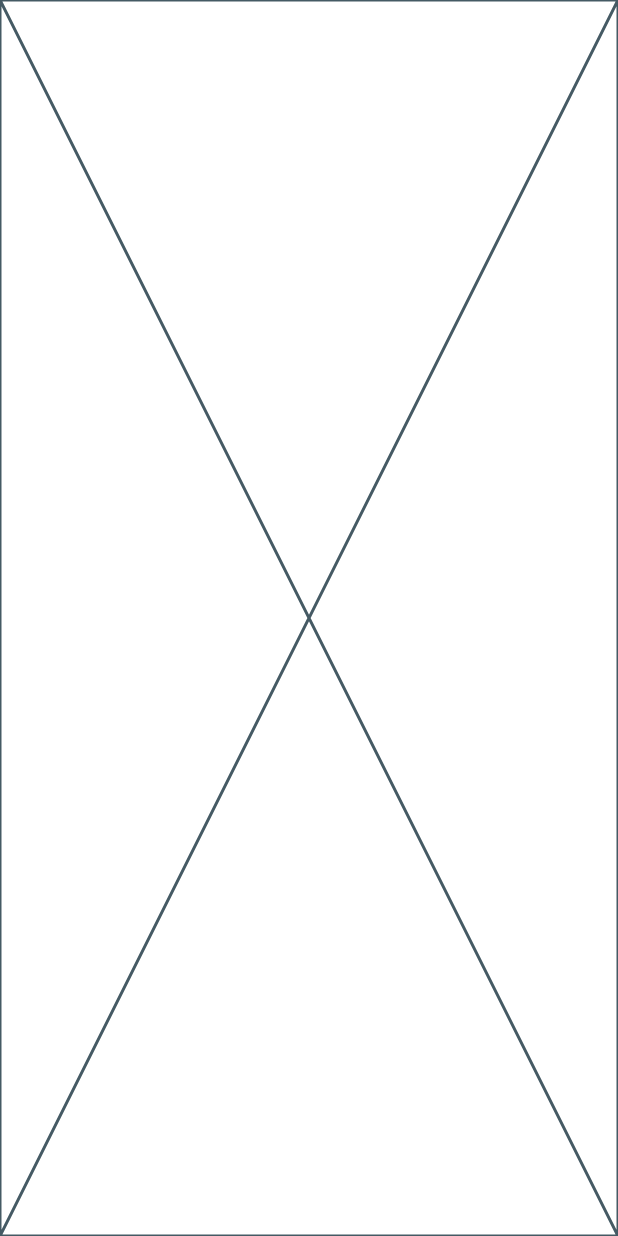
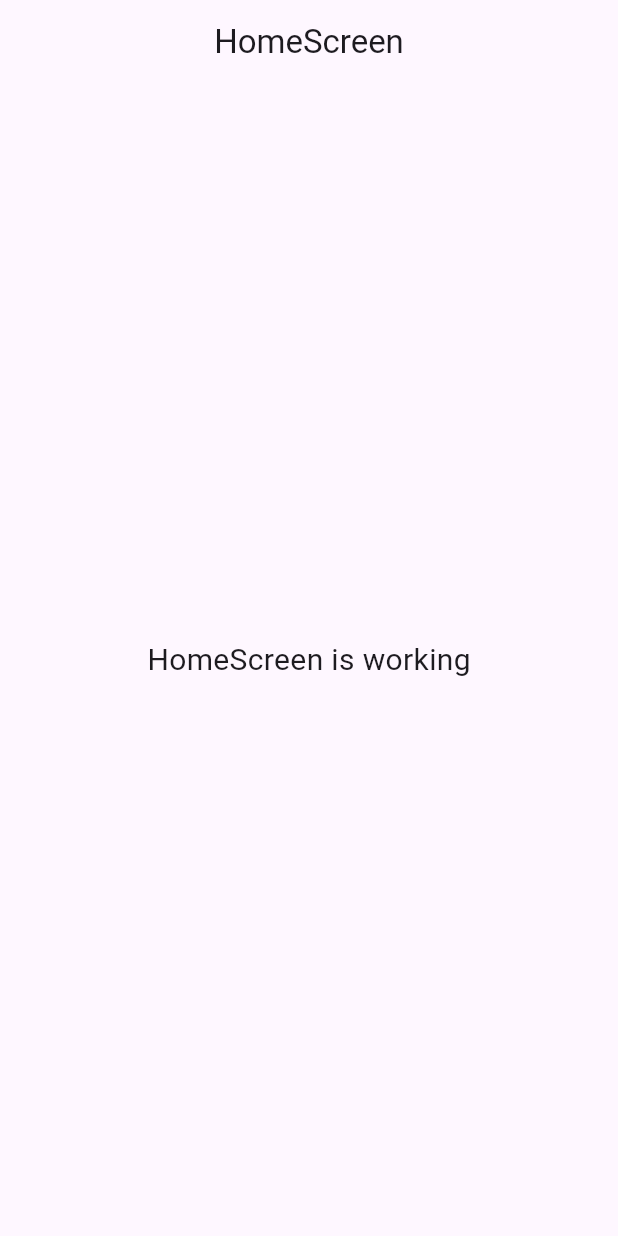
Before and after one commit to Shubhamlathiyaio/Clima, a Flutter app: the screen it shows after launch, on a phone screen of 412 x 824 dp. Run offline on Flutter 3.47's test engine with Material 3 defaults, Android fonts, the phone set to English and light mode, and no system bars; our stand-ins replace get.

Commit message:
Set the Structure

```diff
--- /dev/null
+++ b/lib/infrastructure/navigation/bindings/controllers/controllers_bindings.dart
@@ -0,0 +1 @@
+export 'package:clima/infrastructure/navigation/bindings/controllers/home.controller.binding.dart';
--- /dev/null
+++ b/lib/infrastructure/navigation/navigation.dart
@@ -0,0 +1,35 @@
+import 'package:flutter/material.dart';
+
+import 'package:get/get.dart';
+
+import '../../config.dart';
+import '../../presentation/screens.dart';
+import 'bindings/controllers/controllers_bindings.dart';
+import 'routes.dart';
+
+class EnvironmentsBadge extends StatelessWidget {
+  final Widget child;
+  EnvironmentsBadge({required this.child});
+  @override
+  Widget build(BuildContext context) {
+    var env = ConfigEnvironments.getEnvironments()['env'];
+    return env != Environments.PRODUCTION
+        ? Banner(
+            location: BannerLocation.topStart,
+            message: env!,
+            color: env == Environments.QAS ? Colors.blue : Colors.purple,
+            child: child,
+          )
+        : SizedBox(child: child);
+  }
+}
+
+class Nav {
+  static List<GetPage> routes = [
+    GetPage(
+      name: Routes.HOME,
+      page: () => const HomeScreen(),
+      binding: HomeControllerBinding(),
+    ),
+  ];
+}
--- /dev/null
+++ b/lib/infrastructure/navigation/routes.dart
@@ -0,0 +1,8 @@
+class Routes {
+  static Future<String> get initialRoute async {
+    // TODO: implement method
+    return HOME;
+  }
+
+  static const HOME = '/home';
+}
--- a/lib/main.dart
+++ b/lib/main.dart
@@ -1,14 +1,24 @@
 import 'package:flutter/material.dart';
 
-void main() {
-  runApp(MainApp());
+import 'package:get/get.dart';
+
+import 'infrastructure/navigation/navigation.dart';
+import 'infrastructure/navigation/routes.dart';
+
+void main() async {
+  var initialRoute = await Routes.initialRoute;
+  runApp(Main(initialRoute));
 }
 
-class MainApp extends StatelessWidget {
-  const MainApp({super.key});
+class Main extends StatelessWidget {
+  final String initialRoute;
+  Main(this.initialRoute);
 
   @override
   Widget build(BuildContext context) {
-    return const Placeholder();
+    return GetMaterialApp(
+      initialRoute: initialRoute,
+      getPages: Nav.routes,
+    );
   }
 }
--- /dev/null
+++ b/lib/presentation/home/home.screen.dart
@@ -0,0 +1,24 @@
+import 'package:flutter/material.dart';
+
+import 'package:get/get.dart';
+
+import 'controllers/home.controller.dart';
+
+class HomeScreen extends GetView<HomeController> {
+  const HomeScreen({super.key});
+  @override
+  Widget build(BuildContext context) {
+    return Scaffold(
+      appBar: AppBar(
+        title: const Text('HomeScreen'),
+        centerTitle: true,
+      ),
+      body: const Center(
+        child: Text(
+          'HomeScreen is working',
+          style: TextStyle(fontSize: 20),
+        ),
+      ),
+    );
+  }
+}
--- /dev/null
+++ b/lib/presentation/screens.dart
@@ -0,0 +1 @@
+export 'package:clima/presentation/home/home.screen.dart';
--- a/pubspec.yaml
+++ b/pubspec.yaml
@@ -34,6 +34,9 @@ dependencies:
   # The following adds the Cupertino Icons font to your application.
   # Use with the CupertinoIcons class for iOS style icons.
   cupertino_icons: ^1.0.8
+  get_cli: ^1.9.1
+  flutter_screenutil: ^5.9.3
+  get: ^4.7.2
 
 dev_dependencies:
   flutter_test:
```
Also changed, not shown: lib/config.dart (added, +34 -0 lines), lib/infrastructure/navigation/bindings/controllers/home.controller.binding.dart (added, +12 -0 lines), lib/presentation/home/controllers/home.controller.dart (added, +23 -0 lines), pubspec.lock.
